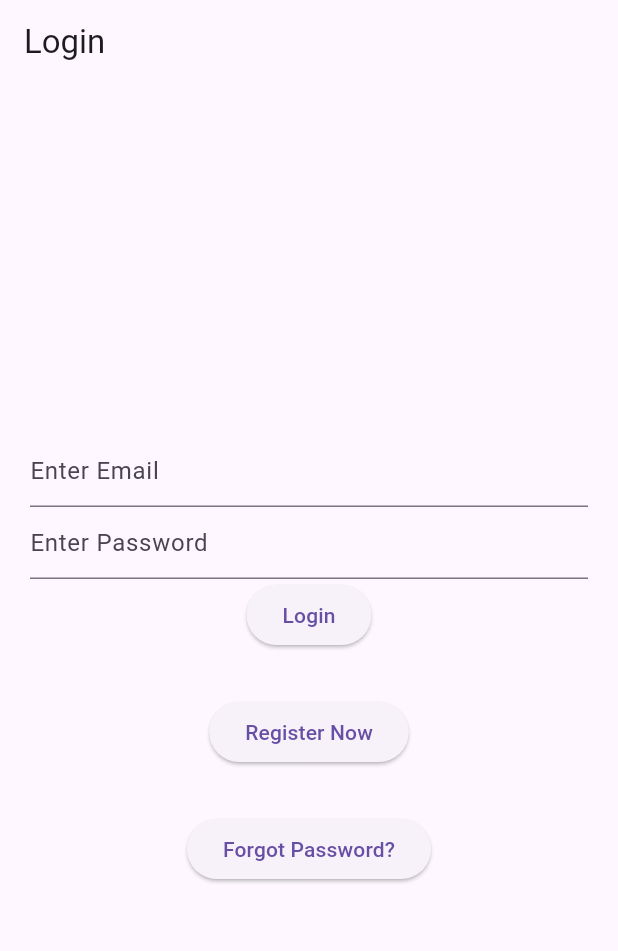
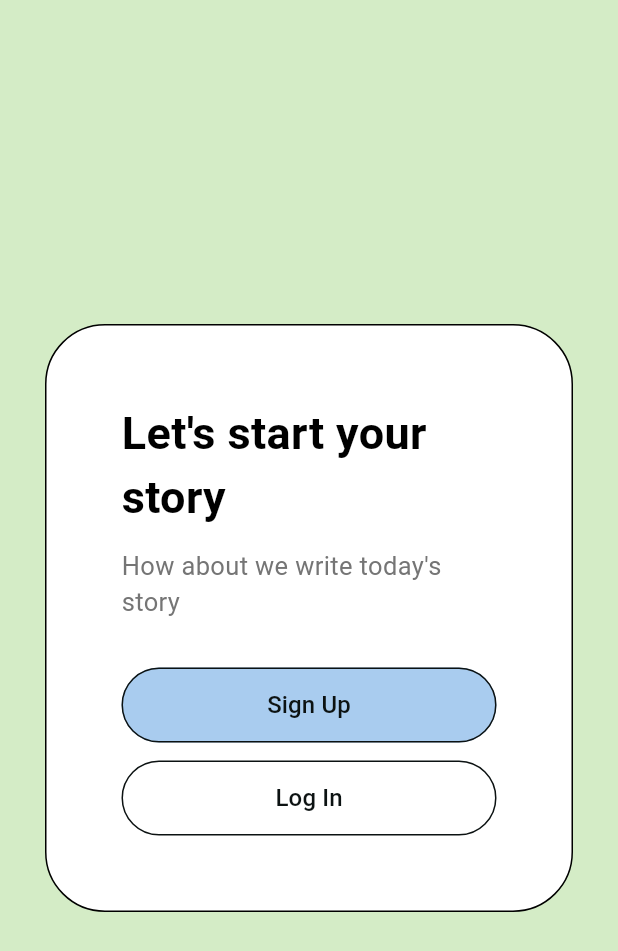
Before and after one commit to alissyaa/katahari, a Flutter app: the screen it shows after launch, on a phone screen of 412 x 824 dp. Shown: the top 951 px of the screen. Run offline on Flutter 3.47's test engine with Material 3 defaults, Android fonts, the phone set to English and light mode, and no system bars; our stand-ins replace firebase_auth, firebase_core, get; accounts and stored records are empty.

Commit message:
first page

```diff
--- a/lib/main.dart
+++ b/lib/main.dart
@@ -1,6 +1,7 @@
 import 'package:flutter/material.dart';
 import 'package:firebase_core/firebase_core.dart';
 import 'package:get/get.dart';
+import 'package:katahari/pages/first_page.dart';
 import 'package:katahari/wrapper.dart';
 
 void main() async {
@@ -17,7 +18,7 @@ class MyApp extends StatelessWidget {
   Widget build(BuildContext context) {
     return GetMaterialApp(
       debugShowCheckedModeBanner: false,
-      home: Wrapper(),
+      home: firstPage(),
     );
   }
 }
--- /dev/null
+++ b/lib/pages/first_page.dart
@@ -0,0 +1,104 @@
+import 'package:flutter/material.dart';
+import 'package:get/get.dart';
+import 'package:katahari/pages/login_page.dart';
+import 'package:katahari/pages/signup_page.dart';
+
+class firstPage extends StatefulWidget {
+  const firstPage({super.key});
+
+  @override
+  State<firstPage> createState() => _firstPageState();
+}
+
+class _firstPageState extends State<firstPage> {
+  @override
+  Widget build(BuildContext context) {
+    return Scaffold(
+      backgroundColor: const Color(0xFFD4ECC6),
+      body: SafeArea(
+        child: Column(
+          children: [
+            const Spacer(),
+            // White rounded rectangle card
+            Container(
+              margin: const EdgeInsets.symmetric(horizontal: 30),
+              padding: const EdgeInsets.all(50),
+              decoration: BoxDecoration(
+                color: Colors.white,
+                borderRadius: BorderRadius.circular(40),
+                border: Border.all(
+                  color: Colors.black,
+                  width: 1,
+                ),
+              ),
+              child: Column(
+                mainAxisSize: MainAxisSize.min,
+                crossAxisAlignment: CrossAxisAlignment.start,
+                children: [
+                  const Text(
+                    "Let's start your story",
+                    textAlign: TextAlign.left,
+                    style: TextStyle(
+                      fontWeight: FontWeight.bold,
+                      fontSize: 30,
+                      color: Colors.black,
+                    ),
+                  ),
+                  const SizedBox(height: 12),
+                  Text(
+                    "How about we write today's story",
+                    textAlign: TextAlign.left,
+                    style: TextStyle(
+                      fontSize: 17,
+                      color: Colors.grey[600],
+                    ),
+                  ),
+                  const SizedBox(height: 32),
+                  // Sign Up Button
+                  OutlinedButton(
+                    style: OutlinedButton.styleFrom(
+                      backgroundColor: const Color(0xFFA9CCEF),
+                      minimumSize: const Size(double.infinity, 50),
+                      side: BorderSide(color: Color(0xFF0C1212)),
+                      shape: RoundedRectangleBorder(
+                        borderRadius: BorderRadius.circular(50),
+                      ),
+                    ),
+                    onPressed: () => Get.to(() => const SignupPage()),
+                    child: Text(
+                      'Sign Up',
+                      style: TextStyle(
+                        fontSize: 16,
+                        color: Color(0xFF0C1212),
+                      ),
+                    ),
+                  ),
+                  const SizedBox(height: 12),
+                  // Log In Button
+                  OutlinedButton(
+                    style: OutlinedButton.styleFrom(
+                      minimumSize: const Size(double.infinity, 50),
+                      side: BorderSide(color: Color(0xFF0C1212)),
+                      shape: RoundedRectangleBorder(
+                        borderRadius: BorderRadius.circular(50),
+                      ),
+                    ),
+                    onPressed: () => Get.to(() => const LoginPage()),
+                    child: Text(
+                      'Log In',
+                      style: TextStyle(
+                        fontSize: 16,
+                        color: Color(0xFF0C1212),
+                      ),
+                    ),
+                  ),
+                ],
+              ),
+            ),
+            const Spacer(),
+          ],
+        ),
+      ),
+    );
+  }
+}
--- a/lib/pages/login_page.dart
+++ b/lib/pages/login_page.dart
@@ -41,8 +41,6 @@ class _LoginPageState extends State<LoginPage> {
             decoration: InputDecoration(hintText: 'Enter Password'),
           ),
 
-          ElevatedButton(onPressed: (()=>signIn()), child: Text("Login")),
-          SizedBox(height: 30,),
           ElevatedButton(onPressed: (()=>Get.to(SignupPage())), child: Text("Register Now")),
           SizedBox(height: 30,),
           ElevatedButton(onPressed: (()=>Get.to(ForgotPage())), child: Text("Forgot Password?")),
--- a/lib/pages/signup_page.dart
+++ b/lib/pages/signup_page.dart
@@ -26,7 +26,7 @@ class _SignupPageState extends State<SignupPage> {
   @override
   Widget build(BuildContext context) {
     return Scaffold(
-        appBar: AppBar(title: Text("Sign Up"),),
+        backgroundColor: const Color(0xFFFFE7AD),
         body: Padding(
           padding: const EdgeInsets.all(20.0),
           child: Column(
--- a/lib/wrapper.dart
+++ b/lib/wrapper.dart
@@ -1,6 +1,6 @@
 import 'package:flutter/material.dart';
 import 'package:katahari/pages/journal_page.dart';
-import 'package:katahari/pages/login_page.dart';
+import 'package:katahari/pages/first_page.dart';
 import 'package:firebase_auth/firebase_auth.dart';
 
 class Wrapper extends StatefulWidget {
@@ -19,7 +19,7 @@ class _WrapperState extends State<Wrapper> {
           if (snapshot.hasData){
             return journalpage();
           } else {
-            return LoginPage();
+            return firstPage();
           }
         }),
     );
```
